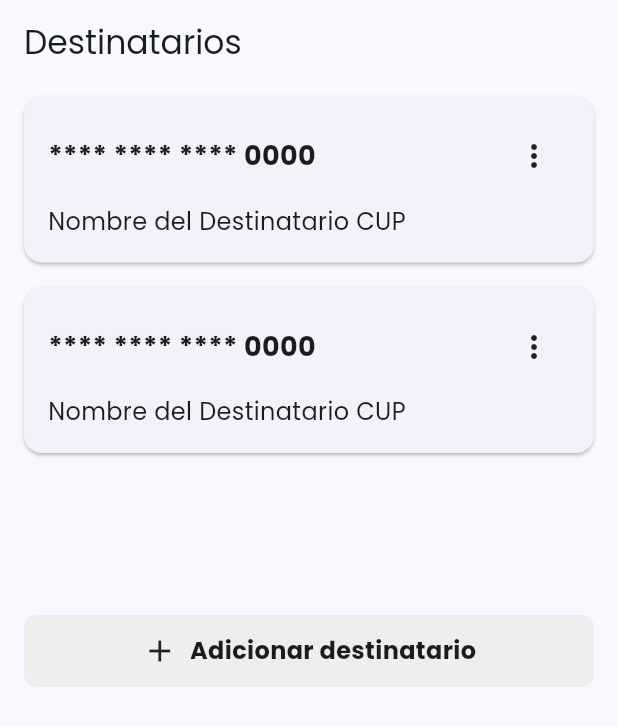
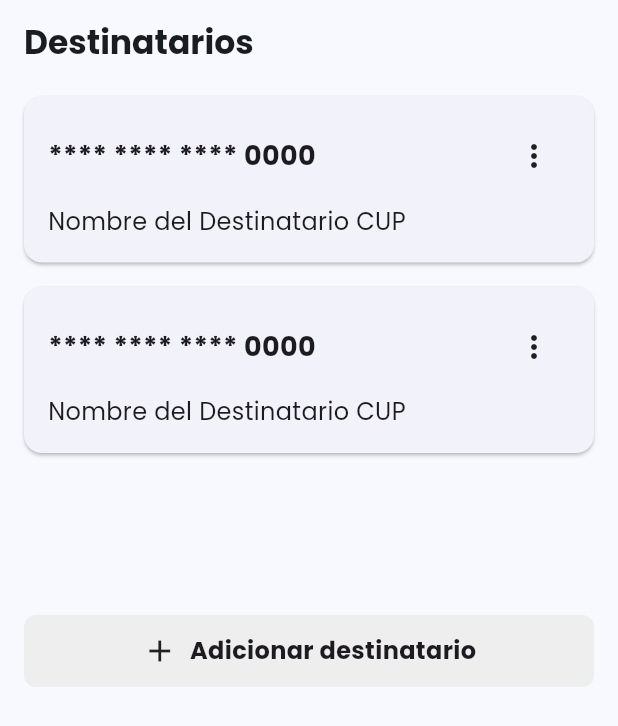
Before and after one commit to LesterCornielt/virtual_wallet, a Flutter app: the screen it shows after launch, on a phone screen of 412 x 824 dp. Shown: the top 726 px of the screen. Run offline on Flutter 3.47's test engine with Material 3 defaults, Android fonts, the phone set to English and light mode, and no system bars; our stand-ins replace dartz, equatable, google_fonts.

Commit message:
/fix: Fonts of Adicionar destinatarios y Destinatarios bold

```diff
--- a/lib/features/recipients/presentation/pages/recipients_page.dart
+++ b/lib/features/recipients/presentation/pages/recipients_page.dart
@@ -12,7 +12,12 @@ class RecipientsPage extends StatelessWidget {
   @override
   Widget build(BuildContext context) {
     return Scaffold(
-      appBar: AppBar(title: const Text('Destinatarios')),
+      appBar: AppBar(
+        title: const Text(
+          'Destinatarios',
+          style: TextStyle(fontWeight: FontWeight.bold),
+        ),
+      ),
       body: Column(
         children: [
           Expanded(
```
